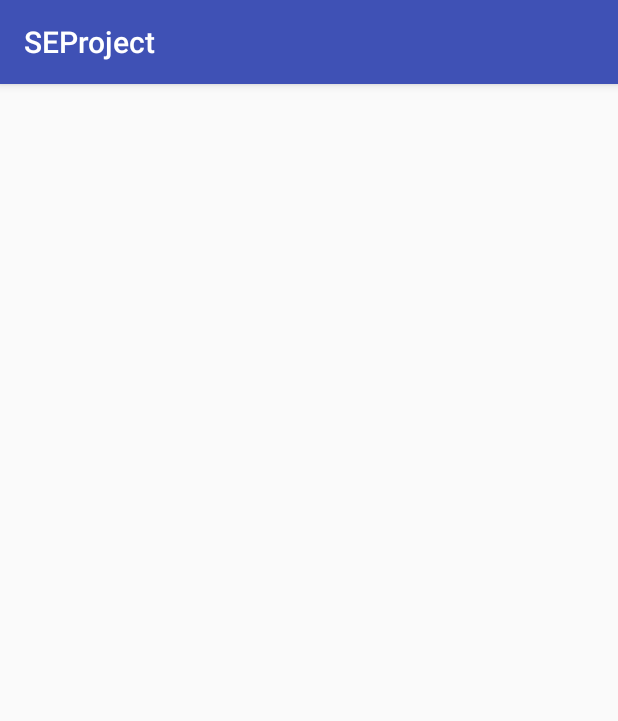
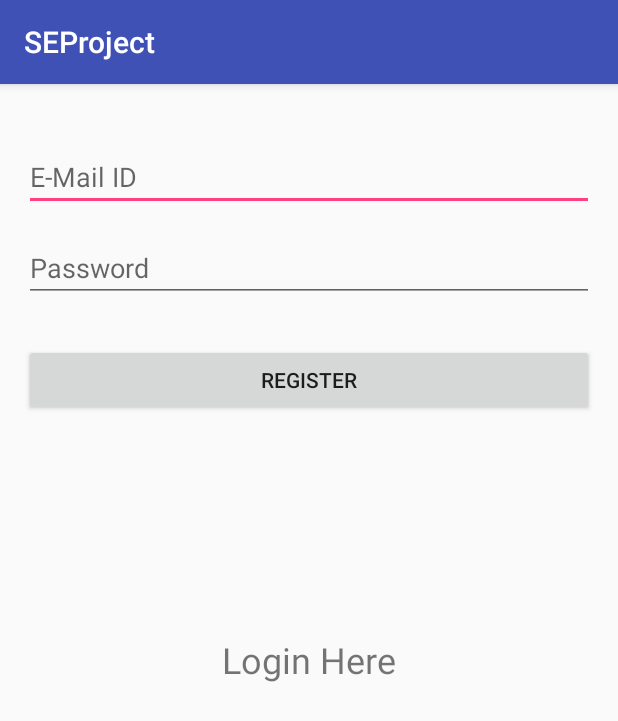
Before and after one commit to melvinabraham/CleanIndia, an Android app: the RegisterActivity screen opened directly, with no data from a screen before it, on a phone screen of 412 x 824 dp. Shown: the top 721 px of the screen. Run offline under Robolectric (Android 15) with nearby library versions, the phone set to English and light mode, and no system bars.

Commit message:
Register Activity Layout

```diff
--- a/app/src/main/res/layout/activity_register.xml
+++ b/app/src/main/res/layout/activity_register.xml
@@ -10,4 +10,45 @@
     android:paddingTop="@dimen/activity_vertical_margin"
     tools:context="com.mapps.seproject.RegisterActivity">
 
+    <EditText
+        android:layout_width="match_parent"
+        android:layout_height="wrap_content"
+        android:inputType="textPersonName"
+        android:ems="10"
+        android:id="@+id/etRegEmail"
+        android:hint="E-Mail ID"
+        android:layout_alignParentTop="true"
+        android:layout_alignParentStart="true"
+        android:layout_marginTop="23dp" />
+
+    <EditText
+        android:layout_width="match_parent"
+        android:layout_height="wrap_content"
+        android:inputType="textPassword"
+        android:ems="10"
+        android:layout_marginTop="15dp"
+        android:id="@+id/etRegPassword"
+        android:hint="Password"
+        android:layout_below="@+id/etRegEmail"
+        android:layout_alignParentStart="false" />
+
+    <Button
+        android:text="Register"
+        android:layout_width="match_parent"
+        android:layout_height="wrap_content"
+        android:id="@+id/bRegister"
+        android:layout_marginTop="28dp"
+        android:layout_below="@+id/etRegPassword"
+        android:layout_alignParentStart="true" />
+
+    <TextView
+        android:text="Login Here"
+        android:layout_width="wrap_content"
+        android:layout_height="wrap_content"
+        android:layout_centerVertical="true"
+        android:layout_centerHorizontal="true"
+        android:id="@+id/textLogin"
+        android:textSize="24sp" />
+
+
 </RelativeLayout>
```
Also changed, not shown: app/src/main/java/com/mapps/seproject/RegisterActivity.java (+7 -0 lines).
